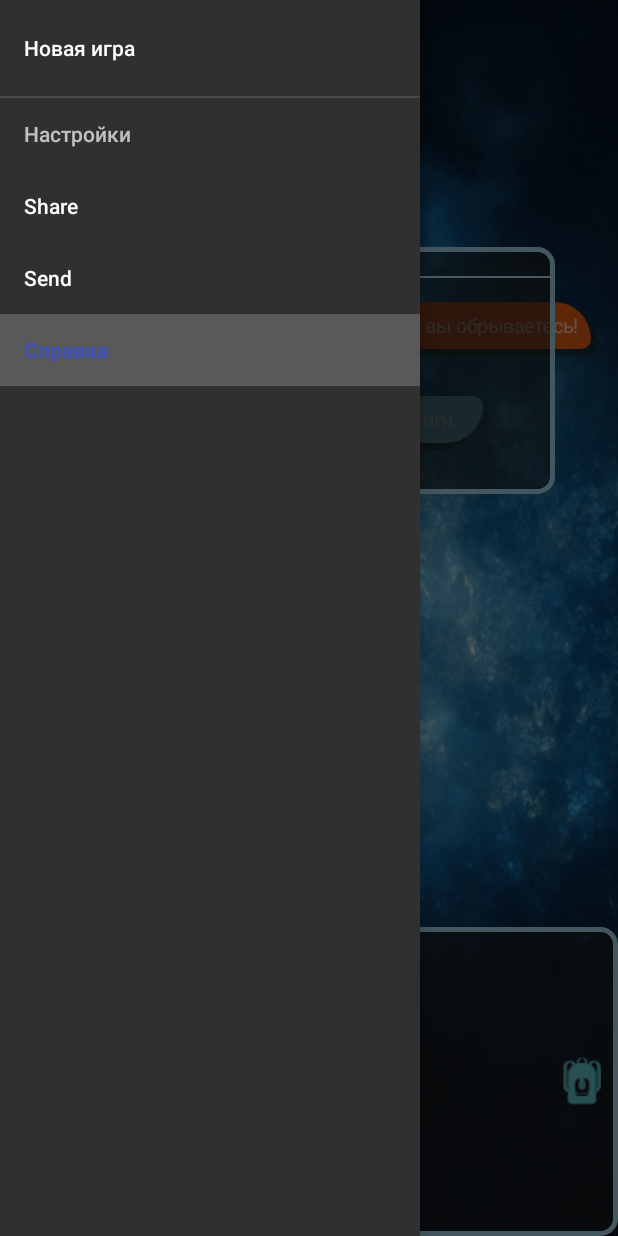
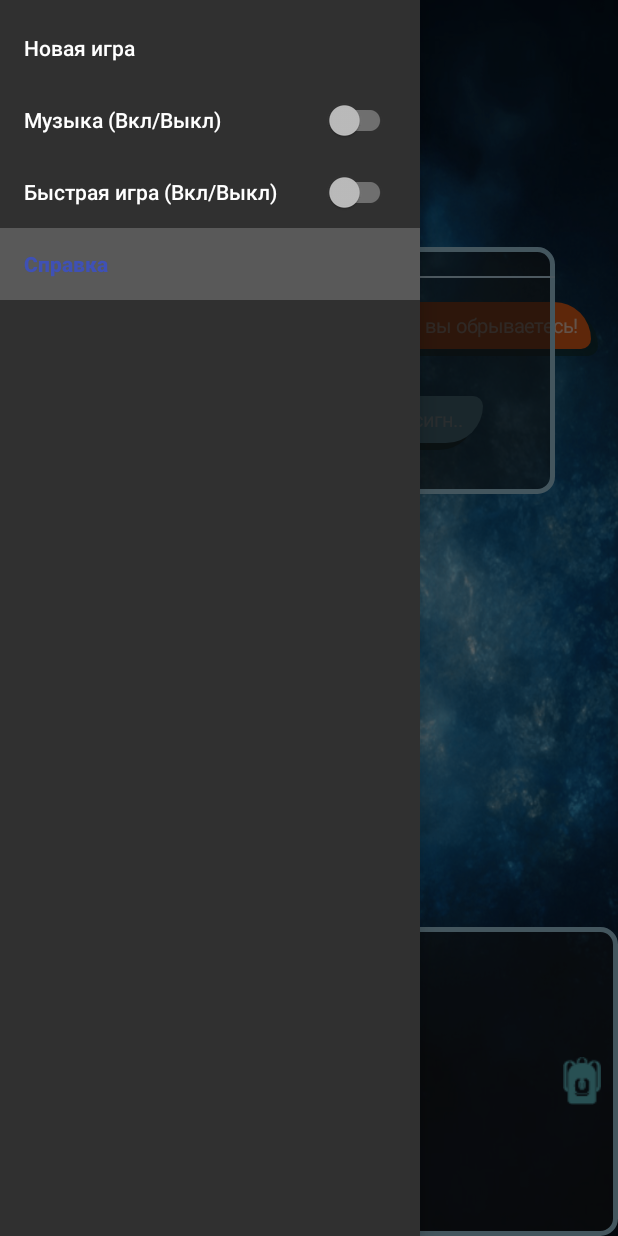
Before and after one commit to Magnusyatina/White-Desert, an Android app: the screen it shows after launch (MainActivity), in the side drawer, after a tap on "Справка", on a phone screen of 412 x 824 dp. Run offline under Robolectric (Android 15) with nearby library versions, the phone set to English and light mode, and no system bars.

Commit message:
Подготвка к изменениям при работе с прогрессом! ВАЖНО!

```diff
--- a/app/build.gradle
+++ b/app/build.gradle
@@ -26,6 +26,6 @@ dependencies {
     })
     compile 'com.android.support:appcompat-v7:25.3.1'
     compile 'com.android.support.constraint:constraint-layout:1.0.2'
-    compile 'com.android.support:design:26.+'
+    compile 'com.android.support:design:25.+'
     testCompile 'junit:junit:4.12'
 }
--- a/app/src/main/java/com/example/serge/test1/MainActivity.java
+++ b/app/src/main/java/com/example/serge/test1/MainActivity.java
@@ -1,7 +1,6 @@
 package com.example.serge.test1;
+import android.content.DialogInterface;
 import android.content.Intent;
-import android.content.res.Resources;
-import android.graphics.Color;
 import android.graphics.Point;
 import android.media.AudioManager;
 import android.media.MediaPlayer;
@@ -11,8 +10,10 @@ import android.os.Looper;
 import android.support.annotation.NonNull;
 import android.support.annotation.RequiresApi;
 import android.support.design.widget.NavigationView;
+import android.support.v7.app.AlertDialog;
 import android.support.v7.app.AppCompatActivity;
 import android.os.Bundle;
+import android.support.v7.widget.SwitchCompat;
 import android.util.Log;
 import android.view.Display;
 import android.view.Gravity;
@@ -76,6 +77,7 @@ public class MainActivity extends AppCompatActivity implements NavigationView.On
 
         navView = (NavigationView) findViewById(R.id.nav_view);
         navView.setNavigationItemSelectedListener( this );
+        SwitchCompat switchCompat = (SwitchCompat) navView.getMenu().getItem( 3 ).getActionView();
 
 
         //Установка звукового сопровождения
@@ -89,8 +91,8 @@ public class MainActivity extends AppCompatActivity implements NavigationView.On
             Scenario.loadSceanrio( this );
 
             //Вызов функции загрузки прогресса
-            Progress.loadProgress(this);
-            if(Progress.progressList.size()!=0)
+            WWProgress.loadProgress(this);
+            if(WWProgress.progressList.size()!=0)
                 //Если коллекция прогресса не пуста, вызывается функция обработки прогресса
                 gameStart();
             //Иначе вызывается функция получения текущей стадии
@@ -125,7 +127,7 @@ public class MainActivity extends AppCompatActivity implements NavigationView.On
                 stage = new String( "start" );
 
             //Вызов функции добавления в прогресс событий, относящихся к определенной стадии и возврат этих событий
-            ArrayList<CustomEvents> arrayList = Progress.addToProgress(stage);
+            ArrayList<CustomEvents> arrayList = WWProgress.addToProgress(stage);
             //Вызов функции обработки событий
             gameContinue(arrayList);
 
@@ -172,7 +174,7 @@ public class MainActivity extends AppCompatActivity implements NavigationView.On
     //Обработка прогресса, отрисовка view. НАЧАЛО ИГРОВОГО ПРОЦЕССА, ЕСЛИ ИГРА ДО ЭТОГО БЫЛА ВЫКЛЮЧЕНА
     protected void gameStart(){
         ArrayList<CustomEvents> currStage = null;
-        for(Map.Entry<String, ArrayList<CustomEvents>> item : Progress.progressList.entrySet()){
+        for(Map.Entry<String, ArrayList<CustomEvents>> item : WWProgress.progressList.entrySet()){
             currStage = item.getValue();
             gameContinue( currStage );
         }
@@ -187,12 +189,12 @@ public class MainActivity extends AppCompatActivity implements NavigationView.On
                 handler.postDelayed( new Runnable() {
                     @Override
                     public void run() {
-                        Progress.person.setItem( itemId );
+                        WWProgress.person.setItem( itemId );
                         addItem.setAdded( true );
                     }
                 }, time );
             }else {
-                Progress.person.setItem( itemId );
+                WWProgress.person.setItem( itemId );
                 addItem.setAdded( true );
             };
         }
@@ -206,12 +208,12 @@ public class MainActivity extends AppCompatActivity implements NavigationView.On
                 handler.postDelayed( new Runnable() {
                     @Override
                     public void run() {
-                        Progress.person.unsetItem( itemId );
+                        WWProgress.person.unsetItem( itemId );
                         removeItem.setAdded( true );
                     }
                 },time );
             }else {
-                Progress.person.unsetItem( itemId );
+                WWProgress.person.unsetItem( itemId );
                 removeItem.setAdded( true );
                 };
         }
@@ -262,7 +264,7 @@ public class MainActivity extends AppCompatActivity implements NavigationView.On
         textView.setLayoutParams( layoutParams);
 
         textView.setText( playerAnwser.getText() );
-        //textView.setGravity( Gravity.RIGHT );
+
         mainLayout.addView( textView );
         playerAnwser.setAdded(true);
     }
@@ -274,7 +276,7 @@ public class MainActivity extends AppCompatActivity implements NavigationView.On
         ArrayList<Question> questionArray = quest.getList();
         for(Question q : questionArray){
             int itemId = q.getNeedItem();
-            if(itemId == -1 || Progress.person.checkItem( itemId )){
+            if(itemId == -1 || WWProgress.person.checkItem( itemId )){
                 final CustomButton customButton = new CustomButton(this, q.getGoTo());
                 customButton.setLayoutParams( Settings.questionViewParams );
                 customButton.setText( q.getText() );
@@ -285,7 +287,7 @@ public class MainActivity extends AppCompatActivity implements NavigationView.On
                         quest.setAdded(true);
                         PlayerAnwser playerAnwser = new PlayerAnwser();
                         playerAnwser.setText(  customButton.getText().toString() );
-                        ArrayList<CustomEvents> lastStage = Progress.progressList.getTail();
+                        ArrayList<CustomEvents> lastStage = WWProgress.progressList.getTail();
                         if(lastStage!=null){
                             lastStage.add( playerAnwser );
                             addToViewPort( playerAnwser );
@@ -368,7 +370,7 @@ public class MainActivity extends AppCompatActivity implements NavigationView.On
         if(mediaPlayer!=null)
             mediaPlayer.pause();
         Log.i("MyLogInfo", " Pause");
-        Progress.saveProgress(this);
+        WWProgress.saveProgress(this);
         startService( new Intent(this, MyServiceForGameProcess.class).putExtra( "SCHEDULE_TIME", scheduletime ) );
     }
     public void onDestroy(){
@@ -391,20 +393,20 @@ public class MainActivity extends AppCompatActivity implements NavigationView.On
         if(inventory.getVisibility() == View.INVISIBLE){
             inventory.setVisibility( View.VISIBLE );
             container = (LinearLayout) findViewById( R.id.ContainsItem );
-            if(Progress.person.checkItem( 1 )){
+            if(WWProgress.person.checkItem( 1 )){
                 ImageView imgeView = new ImageView(this);
                 imgeView.setBackgroundResource( R.drawable.matches2 );
                 imgeView.setLayoutParams( Settings.item );
                 container.addView( imgeView );
 
             }
-            if(Progress.person.checkItem( 2 )){
+            if(WWProgress.person.checkItem( 2 )){
                 ImageView imgeView = new ImageView(this);
                 imgeView.setBackgroundResource( R.drawable.map2 );
                 imgeView.setLayoutParams( Settings.item );
                 container.addView( imgeView );
             }
-            if(Progress.person.checkItem( 3 )){
+            if(WWProgress.person.checkItem( 3 )){
                 ImageView imgeView = new ImageView(this);
                 imgeView.setBackgroundResource( R.drawable.flashlight2 );
                 imgeView.setLayoutParams( Settings.item );
@@ -439,17 +441,37 @@ public class MainActivity extends AppCompatActivity implements NavigationView.On
         switch(id){
             case R.id.new_game: Toast.makeText( this, "Новая игра", Toast.LENGTH_SHORT ).show(); start_new_game(); break;
             case R.id.about: Toast.makeText( this, "Справка", Toast.LENGTH_SHORT ).show(); break;
+            case R.id.game_condition_switch: Toast.makeText( this, "1 свитч", Toast.LENGTH_SHORT ).show(); break;
+            case R.id.music_switch: Toast.makeText( this, "2 свитч", Toast.LENGTH_SHORT ).show(); break;
             default: break;
         }
         return true;
     }
 
     public void start_new_game(){
-        Progress.dump_of_progress();
-        stage = null;
-        mainLayout.removeAllViews();
-        questionView.removeAllViews();
-        getCurrentEpisode();
+        AlertDialog.Builder ad = new AlertDialog.Builder( this );
+
+        ad.setMessage( R.string.question_about_the_new_game )
+                .setCancelable( false )
+                .setPositiveButton( R.string.yes, new DialogInterface.OnClickListener() {
+                    @Override
+                    public void onClick(DialogInterface dialog, int which) {
+                        WWProgress.dump_of_progress();
+                        stage = null;
+                        mainLayout.removeAllViews();
+                        questionView.removeAllViews();
+                        getCurrentEpisode();
+                        dialog.cancel();
+                    }
+                } )
+                .setNegativeButton( R.string.no, new DialogInterface.OnClickListener() {
+                    @Override
+                    public void onClick(DialogInterface dialog, int which) {
+                        dialog.cancel();
+                    }
+                } );
+        ad.show();
+
     }
 
 
--- a/app/src/main/java/com/example/serge/test1/Progress.java
+++ b/app/src/main/java/com/example/serge/test1/Progress.java
@@ -1,137 +1,38 @@
 package com.example.serge.test1;
 
-import android.content.Context;
-
-import com.example.serge.test1.CustomClasses.CustomLinkedHashMap;
 import com.example.serge.test1.Objects.CustomEvents;
-import com.example.serge.test1.Objects.Stage;
-import com.example.serge.test1.Objects.Waiting;
 import com.example.serge.test1.Person.Person;
 
-import java.io.File;
-import java.io.FileInputStream;
-import java.io.FileNotFoundException;
-import java.io.FileOutputStream;
-import java.io.IOException;
-import java.io.ObjectInputStream;
-import java.io.ObjectOutputStream;
+import java.io.Serializable;
 import java.util.ArrayList;
-import java.util.LinkedHashMap;
-import java.util.Map;
-import java.util.NoSuchElementException;
 
 /**
- * Created by sergey37192 on 28.01.2018.
+ * Created by sergey37192 on 29.03.2018.
  */
 
-public class Progress {
+public class Progress implements Serializable {
+    private ArrayList<CustomEvents> progressList = new ArrayList<>();
+    private ArrayList<String> stageList = new ArrayList<>();
+    private Person person = new Person();
+    private String currenStage;
 
-    public static CustomLinkedHashMap<String, ArrayList<CustomEvents>> progressList = null;
-    public static Person person = null;
-
-
-    public static String hell= "hell";
-
-
-
-    public static void loadProgress(Context context) throws IOException {
-        File file = new File(context.getFilesDir(), "save.dat");
-        ObjectInputStream obj = null;
-        if(file.exists())
-        try {
-            obj = new ObjectInputStream( new FileInputStream( file ) );
-            progressList = (CustomLinkedHashMap<String, ArrayList<CustomEvents>>) obj.readObject();
-            person = (Person) obj.readObject();
-            obj.close();
-        } catch (FileNotFoundException e) {
-
-        } catch (ClassNotFoundException e) {
-            obj.close();
-        }
-        if(progressList== null)
-            progressList = new CustomLinkedHashMap<>();
-        if(person == null)
-            person = new Person();
-
-
-    }
-    public static void saveProgress(Context context){
-
-        try {
-            if(progressList!=null){
-                FileOutputStream fout = context.openFileOutput("save.dat", Context.MODE_PRIVATE);
-                ObjectOutputStream out = new ObjectOutputStream( fout);
-                out.writeObject( progressList );
-                if(person!=null)
-                    out.writeObject( person );
-                out.close();
-            }
-
-        } catch (FileNotFoundException e) {
-            e.printStackTrace();
-        } catch (IOException e) {
-            e.printStackTrace();
-        }
+    public ArrayList<CustomEvents> getProgressList(){
+        return  progressList;
     }
 
-
-
-    public static ArrayList<CustomEvents> addToProgress(String stage_name){
-        if(progressList == null){
-            progressList = new CustomLinkedHashMap<>();
-        }
-        Stage stage = null;
-        ArrayList<CustomEvents> EventList = null;
-        ArrayList<CustomEvents> newEventList = null;
-        if((stage = (Stage) Scenario.scenarioList.get( stage_name ))!=null){
-            int i = 1;
-            while(progressList.containsKey( stage_name ))
-                stage_name += i;
-            try {
-                EventList = stage.getArray();
-                newEventList = new ArrayList<>( );
-                for(CustomEvents e : EventList){
-                    CustomEvents currE = (CustomEvents) e.clone();
-                    planningScheduleTime( currE );
-                    newEventList.add( currE );
-                }
-                progressList.put( stage_name, newEventList );
-            } catch (CloneNotSupportedException e) {
-                e.printStackTrace();
-            }
-            CustomTimer.clearTimer();
-            return newEventList;
-        }else throw new NoSuchElementException();
+    public ArrayList<String> getStageList(){
+        return stageList;
     }
 
-    public static void planningScheduleTime(CustomEvents item){
-        item.setScheduledtime( CustomTimer.getTestValue() );
-        if(item.getClass() == Waiting.class){
-            Waiting waiting = (Waiting) item;
-            CustomTimer.addTestTime( waiting.getValue() );
-        }
+    public Person getPerson(){
+        return person;
     }
 
-    public static void dump_of_progress(){
-        person = new Person();
-        progressList.clear();
-        progressList = new CustomLinkedHashMap<>();
+    public String getCurrenStage(){
+        return currenStage;
     }
 
-    /*public static void planningScheduleTime(){
-        if(list!=null&&list.size()!=0){
-            for(CustomEvents e : list){
-                if(!e.getAdded()){
-                    e.setScheduledtime(CustomTimer.getTestValue());
-                    if(e.getClass() == Waiting.class) {
-                        Waiting waiting = (Waiting) e;
-                      //  list.addAll( new ArrayList<CustomEvents>( );
-                        CustomTimer.addTestTime(waiting.getValue());
-                    }
-                }
-            }
-            CustomTimer.clearTimer();
-        }
-    }*/
-
+    public void setCurrenStage(String currenStage){
+        this.currenStage = currenStage;
+    }
 }
--- /dev/null
+++ b/app/src/main/java/com/example/serge/test1/WWProgress.java
@@ -0,0 +1,137 @@
+package com.example.serge.test1;
+
+import android.content.Context;
+
+import com.example.serge.test1.CustomClasses.CustomLinkedHashMap;
+import com.example.serge.test1.Objects.CustomEvents;
+import com.example.serge.test1.Objects.Stage;
+import com.example.serge.test1.Objects.Waiting;
+import com.example.serge.test1.Person.Person;
+
+import java.io.File;
+import java.io.FileInputStream;
+import java.io.FileNotFoundException;
+import java.io.FileOutputStream;
+import java.io.IOException;
+import java.io.ObjectInputStream;
+import java.io.ObjectOutputStream;
+import java.util.ArrayList;
+import java.util.LinkedHashMap;
+import java.util.Map;
+import java.util.NoSuchElementException;
+
+/**
+ * Created by sergey37192 on 28.01.2018.
+ */
+
+public class WWProgress {
+
+    public static CustomLinkedHashMap<String, ArrayList<CustomEvents>> progressList = null;
+    public static Person person = null;
+
+
+    public static String hell= "hell";
+
+
+
+    public static void loadProgress(Context context) throws IOException {
+        File file = new File(context.getFilesDir(), "save.dat");
+        ObjectInputStream obj = null;
+        if(file.exists())
+        try {
+            obj = new ObjectInputStream( new FileInputStream( file ) );
+            progressList = (CustomLinkedHashMap<String, ArrayList<CustomEvents>>) obj.readObject();
+            person = (Person) obj.readObject();
+            obj.close();
+        } catch (FileNotFoundException e) {
+
+        } catch (ClassNotFoundException e) {
+            obj.close();
+        }
+        if(progressList== null)
+            progressList = new CustomLinkedHashMap<>();
+        if(person == null)
+            person = new Person();
+
+
+    }
+    public static void saveProgress(Context context){
+
+        try {
+            if(progressList!=null){
+                FileOutputStream fout = context.openFileOutput("save.dat", Context.MODE_PRIVATE);
+                ObjectOutputStream out = new ObjectOutputStream( fout);
+                out.writeObject( progressList );
+                if(person!=null)
+                    out.writeObject( person );
+                out.close();
+            }
+
+        } catch (FileNotFoundException e) {
+            e.printStackTrace();
+        } catch (IOException e) {
+            e.printStackTrace();
+        }
+    }
+
+
+
+    public static ArrayList<CustomEvents> addToProgress(String stage_name){
+        if(progressList == null){
+            progressList = new CustomLinkedHashMap<>();
+        }
+        Stage stage = null;
+        ArrayList<CustomEvents> EventList = null;
+        ArrayList<CustomEvents> newEventList = null;
+        if((stage = (Stage) Scenario.scenarioList.get( stage_name ))!=null){
+            int i = 1;
+            while(progressList.containsKey( stage_name ))
+                stage_name += i;
+            try {
+                EventList = stage.getArray();
+                newEventList = new ArrayList<>( );
+                for(CustomEvents e : EventList){
+                    CustomEvents currE = (CustomEvents) e.clone();
+                    planningScheduleTime( currE );
+                    newEventList.add( currE );
+                }
+                progressList.put( stage_name, newEventList );
+            } catch (CloneNotSupportedException e) {
+                e.printStackTrace();
+            }
+            CustomTimer.clearTimer();
+            return newEventList;
+        }else throw new NoSuchElementException();
+    }
+
+    public static void planningScheduleTime(CustomEvents item){
+        item.setScheduledtime( CustomTimer.getTestValue() );
+        if(item.getClass() == Waiting.class){
+            Waiting waiting = (Waiting) item;
+            CustomTimer.addTestTime( waiting.getValue() );
+        }
+    }
+
+    public static void dump_of_progress(){
+        person = new Person();
+        progressList.clear();
+        progressList = new CustomLinkedHashMap<>();
+    }
+
+    /*public static void planningScheduleTime(){
+        if(list!=null&&list.size()!=0){
+            for(CustomEvents e : list){
+                if(!e.getAdded()){
+                    e.setScheduledtime(CustomTimer.getTestValue());
+                    if(e.getClass() == Waiting.class) {
+                        Waiting waiting = (Waiting) e;
+                      //  list.addAll( new ArrayList<CustomEvents>( );
+                        CustomTimer.addTestTime(waiting.getValue());
+                    }
+                }
+            }
+            CustomTimer.clearTimer();
+        }
+    }*/
+
+}
--- /dev/null
+++ b/app/src/main/res/layout/game_condition_switch_panel.xml
@@ -0,0 +1,14 @@
+<?xml version="1.0" encoding="utf-8"?>
+<LinearLayout
+    android:layout_width="match_parent"
+    android:layout_height="match_parent"
+    android:orientation="horizontal"
+    xmlns:android="http://schemas.android.com/apk/res/android">
+    <android.support.v7.widget.SwitchCompat
+        android:id="@+id/game_condition_switch"
+        android:layout_width="fill_parent"
+        android:layout_height="match_parent"
+        >
+
+    </android.support.v7.widget.SwitchCompat>
+</LinearLayout>
--- /dev/null
+++ b/app/src/main/res/layout/music_switch_panel.xml
@@ -0,0 +1,14 @@
+<?xml version="1.0" encoding="utf-8"?>
+<LinearLayout
+    android:layout_width="match_parent"
+    android:layout_height="match_parent"
+    android:orientation="horizontal"
+    xmlns:android="http://schemas.android.com/apk/res/android">
+    <android.support.v7.widget.SwitchCompat
+            android:id="@+id/music_switch"
+            android:layout_width="fill_parent"
+            android:layout_height="match_parent"
+            >
+
+    </android.support.v7.widget.SwitchCompat>
+</LinearLayout>
--- a/app/src/main/res/menu/activity_main_drawer.xml
+++ b/app/src/main/res/menu/activity_main_drawer.xml
@@ -1,22 +1,22 @@
 <?xml version="1.0" encoding="utf-8"?>
 
-    <menu xmlns:android="http://schemas.android.com/apk/res/android">
+<menu xmlns:android="http://schemas.android.com/apk/res/android"
+      xmlns:app="http://schemas.android.com/apk/res-auto">
     <group android:checkableBehavior="single">
         <item android:title="@string/new_game" android:id="@+id/new_game"></item>>
-        <item android:title="@string/settings"
-            >
-            <menu>
-                    <item
-                        android:id="@+id/music_settings"
-                        android:title="Share" >
-                    </item>>
-                    <item
-                        android:id="@+id/game_settings"
-                        android:title="Send" >
-                    </item>>
 
-            </menu>
-        </item>
+        <item
+                    android:id="@+id/music_switch"
+                    android:title="@string/music_condition"
+                    app:actionLayout="@layout/music_switch_panel"
+                    app:showAsAction="always"
+                    />
+        <item
+                    android:id="@+id/game_condition_switch"
+                    android:title="@string/game_condidion"
+                    app:actionLayout="@layout/game_condition_switch_panel"
+                    app:showAsAction="always"></item>
+
         <item android:title="@string/info" android:id="@+id/about"></item>>
     </group>
-    </menu>
+</menu>
--- a/app/src/main/res/values/strings.xml
+++ b/app/src/main/res/values/strings.xml
@@ -32,9 +32,10 @@
     <string name="new_game">Новая игра</string>
     <string name="settings">Настройки</string>
     <string name="info">Справка</string>
-    <string name="music_on">Вкл.</string>
-    <string name="music_off">Выкл.</string>
-    <string name="fast_game">Быстрая игра</string>
-    <string name="normal_game">Медленная игра</string>
+    <string name="music_condition">Музыка (Вкл/Выкл)</string>
+    <string name="game_condidion">Быстрая игра (Вкл/Выкл)</string>
+    <string name="question_about_the_new_game">Вы хотите начать новую игру?</string>
+    <string name="yes">Да</string>
+    <string name="no">Нет</string>
 
 </resources>
```
